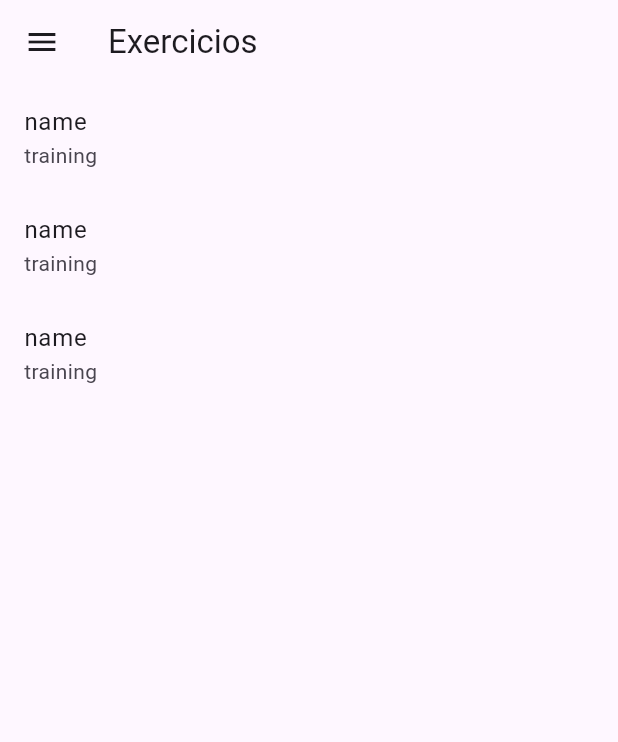
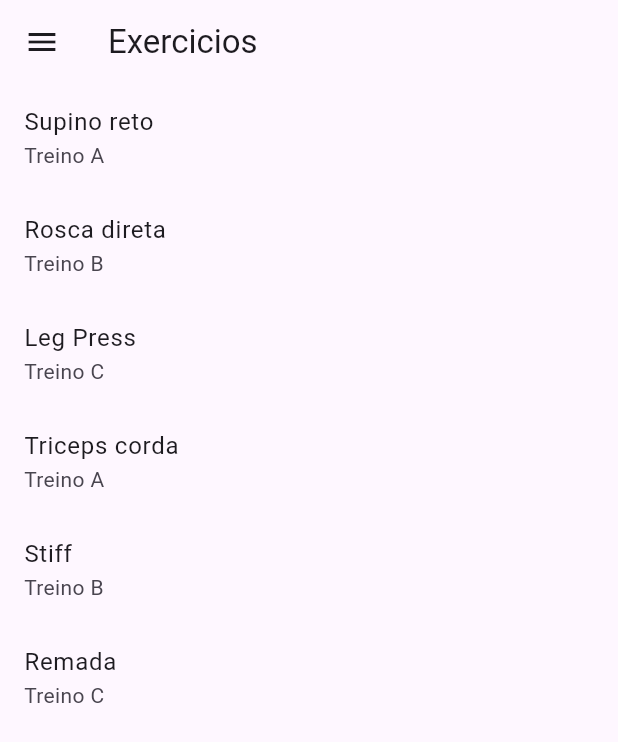
Before and after one commit to jgdlago/gym-helper-app, a Flutter app: the screen it shows once a user with an empty profile is signed in, on a phone screen of 412 x 824 dp. Shown: the top 742 px of the screen. Run offline on Flutter 3.47's test engine with Material 3 defaults, Android fonts, the light colour scheme and no system bars; our stand-ins replace firebase_auth, firebase_core, image_picker; accounts and stored records are empty; generated files the repository leaves out were written again.

Commit message:
:sparkler: Feat: Mock de dados

```diff
--- a/lib/screens/exercise_screen.dart
+++ b/lib/screens/exercise_screen.dart
@@ -12,8 +12,8 @@ class ExerciseScreen extends StatelessWidget {
   ExerciseScreen({super.key, required this.exercise});
 
   final List<Feeling> feelingList = [
-    Feeling(id: "id", feeling: "feeling", date: "date"),
-    Feeling(id: "id", feeling: "feeling", date: "date"),
+    Feeling(id: "1", feeling: "Senti pouca ativação e dor nos ombros. 4 X 12 ", date: "02/03/2024"),
+    Feeling(id: "2", feeling: "Evolução consideravel ao fazer o movimento cadenciado e pressionando o peito 4x12", date: "16/04/2024"),
   ];
 
     Future<void> _takePhoto() async {
--- a/lib/screens/home_screen.dart
+++ b/lib/screens/home_screen.dart
@@ -15,9 +15,12 @@ class HomeScreen extends StatefulWidget {
 
 class _HomeScreenState extends State<HomeScreen> {
   final List<Exercise> exerciseList = [
-    Exercise(id: "id", name: "name", training: "training", howTo: "howTo", imageUrl: "imageUrl"),
-    Exercise(id: "id", name: "name", training: "training", howTo: "howTo", imageUrl: "imageUrl"),
-    Exercise(id: "id", name: "name", training: "training", howTo: "howTo", imageUrl: "imageUrl"),
+    Exercise(id: "1", name: "Supino reto", training: "Treino A", howTo: "Contrair as escápulas, logo apos estufar o peito e realizar o movimento cadenciado", imageUrl: "imageUrl"),
+    Exercise(id: "2", name: "Rosca direta", training: "Treino B", howTo: "Base firme com os braços a frente do tronco. Não subir o braço totalmente", imageUrl: "imageUrl"),
+    Exercise(id: "3", name: "Leg Press", training: "Treino C", howTo: "Joelhos na largura dos ombros, ", imageUrl: "imageUrl"),
+    Exercise(id: "1", name: "Triceps corda", training: "Treino A", howTo: "Inclinação de 30º", imageUrl: "imageUrl"),
+    Exercise(id: "2", name: "Stiff", training: "Treino B", howTo: "Focar na ativação do posterior e firmar o abdomen", imageUrl: "imageUrl"),
+    Exercise(id: "3", name: "Remada", training: "Treino C", howTo: "Coluna reta, firmar o abdomen e contrair as escapulas ", imageUrl: "imageUrl"),
   ];
 
   @override
@@ -49,6 +52,7 @@ class _HomeScreenState extends State<HomeScreen> {
                 (index) {
                     Exercise exercise = exerciseList[index];
                     return ListTile(
+
                       title: Text(exercise.name),
                       subtitle: Text(exercise.training),
                       onTap: () {
```
